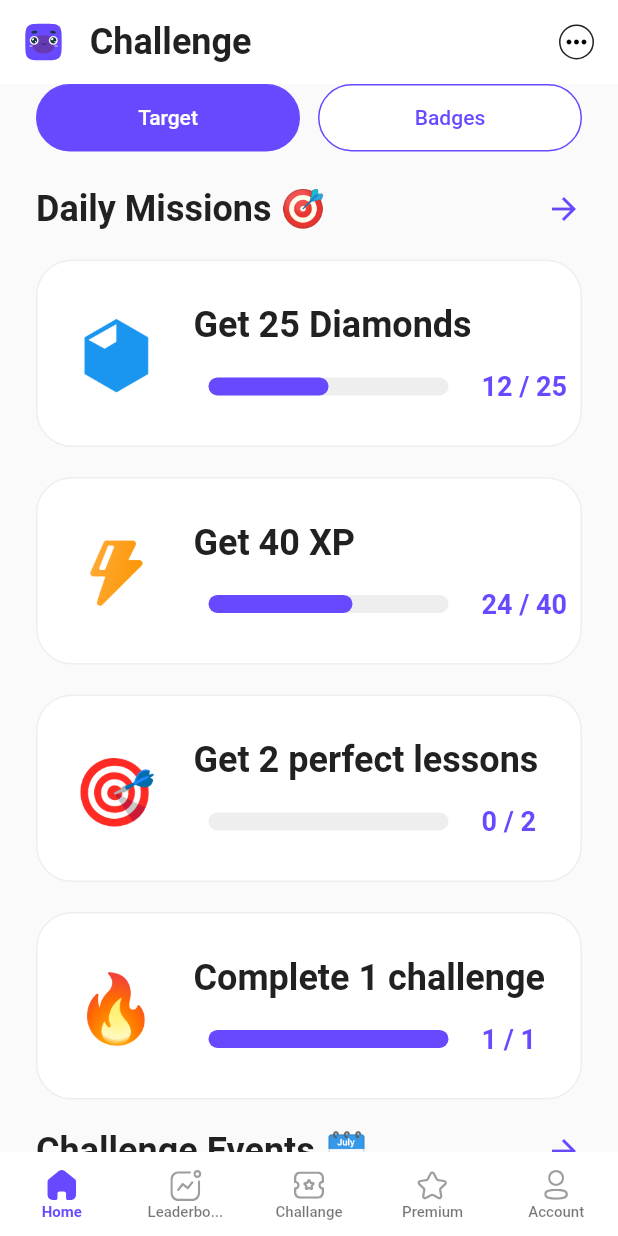
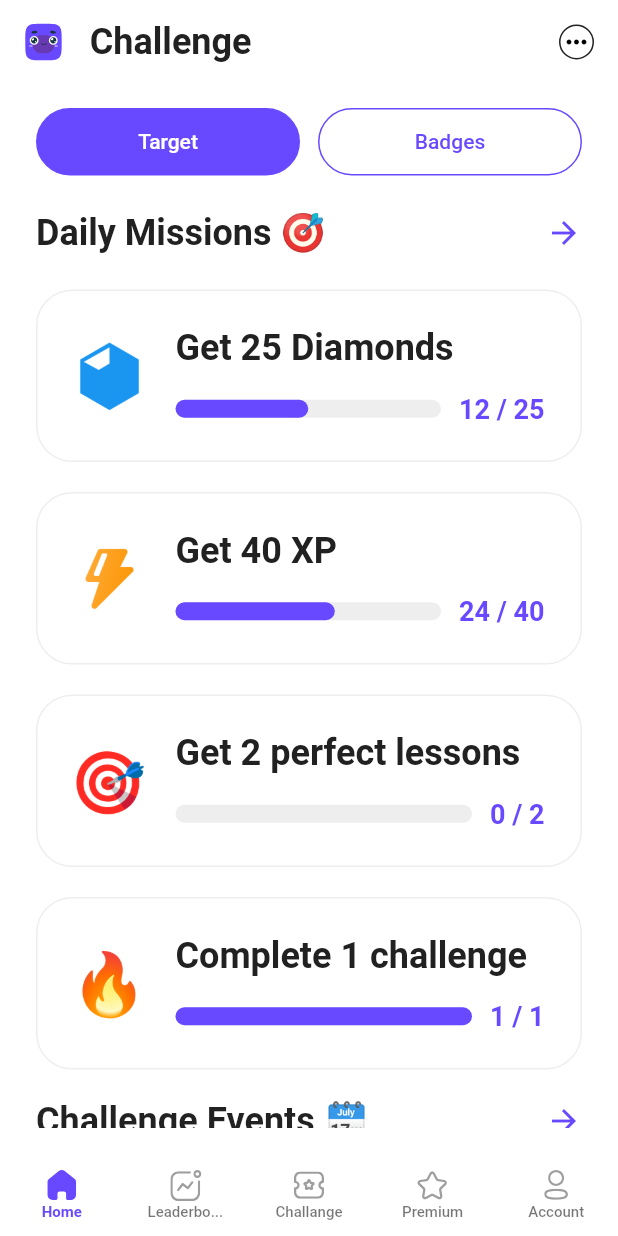
Before and after one commit to Sokhibjon18/lazy_english, a Flutter app: the ChallangePage screen opened by its route, on a phone screen of 412 x 824 dp. Run offline on Flutter 3.47's test engine with Material 2 defaults, Android fonts, the phone set to English and light mode, and no system bars; drawn by our look-alikes of percent_indicator; our stand-ins replace auto_size_text, carousel_slider, firebase_core, flutter_svg, flutter_tts, go_router and 2 more; accounts and stored records are empty; Roboto replaces fonts that are missing (Nunito).

Commit message:
little changes

```diff
--- /dev/null
+++ b/lib/core/my_app.dart
@@ -0,0 +1,15 @@
+import 'package:flutter/material.dart';
+import 'package:lazy_english/go_router/app_router.dart';
+
+class MyApp extends StatelessWidget {
+  const MyApp({super.key});
+
+  static final GlobalKey<NavigatorState> navigatorKey = GlobalKey<NavigatorState>();
+
+  @override
+  Widget build(BuildContext context) {
+    return MaterialApp.router(
+      routerConfig: getRouter(navigatorKey),
+    );
+  }
+}
--- a/lib/features/challange/pages/challange_page.dart
+++ b/lib/features/challange/pages/challange_page.dart
@@ -1,7 +1,7 @@
 import 'package:flutter/material.dart';
 import 'widgets/badges_tab/badges_button.dart';
 import 'widgets/challange_app_bar.dart';
-import 'widgets/target_tab/target.dart';
+import 'widgets/target_tab/target_tab.dart';
 
 class ChallangePage extends StatefulWidget {
   const ChallangePage({super.key});
@@ -15,6 +15,7 @@ class _ChallangePageState extends State<ChallangePage> {
   @override
   Widget build(BuildContext context) {
     return Scaffold(
+      backgroundColor: Colors.white,
       resizeToAvoidBottomInset: false,
       appBar: AppBar(
         backgroundColor: Colors.white,
@@ -23,7 +24,7 @@ class _ChallangePageState extends State<ChallangePage> {
         title: const ChallangeAppBar(),
       ),
       body: Padding(
-        padding: const EdgeInsets.symmetric(horizontal: 24),
+        padding: const EdgeInsets.symmetric(horizontal: 24, vertical: 16),
         child: SingleChildScrollView(
           physics: const BouncingScrollPhysics(),
           child: Column(
@@ -35,9 +36,8 @@ class _ChallangePageState extends State<ChallangePage> {
                     child: Container(
                       height: 45,
                       decoration: BoxDecoration(
-                          color: _selected == true
-                              ? const Color(0xFF6949FF)
-                              : const Color(0xFFFFFFFF),
+                          color:
+                              _selected == true ? const Color(0xFF6949FF) : const Color(0xFFFFFFFF),
                           border: Border.all(color: const Color(0xFF6949FF)),
                           borderRadius: BorderRadius.circular(100)),
                       child: TextButton(
@@ -86,7 +86,7 @@ class _ChallangePageState extends State<ChallangePage> {
                   ),
                 ],
               ),
-              _selected == true ? const TargetButton() : const BadgesButton(),
+              _selected == true ? const TargetTab() : const BadgesButton(),
             ],
           ),
         ),
--- a/lib/features/challange/pages/list_info.dart
+++ b/lib/features/challange/pages/list_info.dart
@@ -1,35 +1,35 @@
 class ListInfoTarget {
   String iconImageName;
-  String coins;
+  String missionName;
   String count;
-  double protsent;
+  double percent;
   ListInfoTarget(
       {required this.iconImageName,
-      required this.coins,
+      required this.missionName,
       required this.count,
-      required this.protsent});
+      required this.percent});
 }
 
 List<ListInfoTarget> infoList = [
   ListInfoTarget(
     iconImageName: 'assets/images/dimond.png',
-    coins: 'Get 25 Diamonds',
+    missionName: 'Get 25 Diamonds',
     count: '12 / 25',
-    protsent: 0.5,
+    percent: 0.5,
   ),
   ListInfoTarget(
       iconImageName: 'assets/images/lightning.png',
-      coins: 'Get 40 XP',
+      missionName: 'Get 40 XP',
       count: '24 / 40',
-      protsent: 0.6),
+      percent: 0.6),
   ListInfoTarget(
       iconImageName: 'assets/images/target.png',
-      coins: 'Get 2 perfect lessons',
+      missionName: 'Get 2 perfect lessons',
       count: '0 / 2',
-      protsent: 0),
+      percent: 0),
   ListInfoTarget(
       iconImageName: 'assets/images/fire.png',
-      coins: 'Complete 1 challenge',
+      missionName: 'Complete 1 challenge',
       count: '1 / 1',
-      protsent: 1)
+      percent: 1)
 ];
--- a/lib/features/challange/pages/widgets/target_tab/target.dart
+++ b/lib/features/challange/pages/widgets/target_tab/target_tab.dart
@@ -2,21 +2,21 @@ import 'package:flutter/material.dart';
 import 'target_widgets/target_challenge_list.dart';
 import 'target_widgets/target_list.dart';
 
-class TargetButton extends StatefulWidget {
-  const TargetButton({super.key});
+class TargetTab extends StatefulWidget {
+  const TargetTab({super.key});
 
   @override
-  State<TargetButton> createState() => _TargetButtonState();
+  State<TargetTab> createState() => _TargetTabState();
 }
 
-class _TargetButtonState extends State<TargetButton> {
+class _TargetTabState extends State<TargetTab> {
   @override
   Widget build(BuildContext context) {
     return SingleChildScrollView(
       child: Column(
         children: [
           Padding(
-            padding: const EdgeInsets.only(top: 24, bottom: 20),
+            padding: const EdgeInsets.symmetric(vertical: 24),
             child: Row(
               mainAxisAlignment: MainAxisAlignment.spaceBetween,
               children: const [
--- a/lib/features/challange/pages/widgets/target_tab/target_widgets/target_challenge_list.dart
+++ b/lib/features/challange/pages/widgets/target_tab/target_widgets/target_challenge_list.dart
@@ -87,8 +87,9 @@ class _TargetChallengeListState extends State<TargetChallengeList> {
                     child: Column(
                       children: [
                         LinearPercentIndicator(
-                          animationDuration: 1000,
+                          animationDuration: 400,
                           animation: true,
+                          padding: const EdgeInsets.all(0),
                           barRadius: const Radius.circular(100),
                           lineHeight: 16,
                           percent: targetChallengeInfo[index].protsent,
--- a/lib/features/challange/pages/widgets/target_tab/target_widgets/target_list.dart
+++ b/lib/features/challange/pages/widgets/target_tab/target_widgets/target_list.dart
@@ -18,44 +18,48 @@
       itemCount: infoList.length,
       itemBuilder: (context, index) {
         return Padding(
-            padding: const EdgeInsets.only(bottom: 20.0),
+          padding: const EdgeInsets.only(bottom: 20),
           child: Container(
             decoration: BoxDecoration(
               color: const Color(0xFFFFFFFF),
               borderRadius: BorderRadius.circular(24),
-                  border: Border.all(color: const Color(0xFFEEEEEE))),
+              border: Border.all(color: const Color(0xFFEEEEEE)),
+            ),
+            child: Padding(
+              padding: const EdgeInsets.symmetric(horizontal: 24, vertical: 24),
               child: Row(
                 children: [
-                  Padding(
-                    padding:
-                        const EdgeInsets.only(bottom: 34.13, top: 36.5, left: 26.5, right: 25.29),
-                    child: SizedBox(
-                        height: 52.37,
-                        width: 52.21,
-                        child: Image.asset(infoList[index].iconImageName)),
-                  ),
-                  Column(
+                  SizedBox(width: 48, child: Image.asset(infoList[index].iconImageName)),
+                  const SizedBox(width: 20),
+                  Expanded(
+                    child: Column(
                       crossAxisAlignment: CrossAxisAlignment.start,
                       children: [
                         Text(
-                        infoList[index].coins,
+                          infoList[index].missionName,
                           style: const TextStyle(
-                            color: Color(0xFF212121), fontSize: 24, fontWeight: FontWeight.w700),
+                            color: Color(0xFF212121),
+                            fontSize: 24,
+                            fontWeight: FontWeight.w700,
                           ),
-                      const SizedBox(height: 16.25),
+                          maxLines: 1,
+                          overflow: TextOverflow.ellipsis,
+                        ),
+                        const SizedBox(height: 16),
                         Row(
-                        mainAxisAlignment: MainAxisAlignment.spaceAround,
-                        crossAxisAlignment: CrossAxisAlignment.center,
+                          mainAxisAlignment: MainAxisAlignment.spaceBetween,
                           children: [
-                          LinearPercentIndicator(
-                            animationDuration: 1000,
+                            Expanded(
+                              child: LinearPercentIndicator(
+                                animationDuration: 400,
                                 animation: true,
                                 barRadius: const Radius.circular(100),
-                            width: 180,
                                 lineHeight: 12,
-                            percent: infoList[index].protsent,
+                                padding: const EdgeInsets.all(0),
+                                percent: infoList[index].percent,
                                 backgroundColor: const Color(0xFFEEEEEE),
                                 progressColor: const Color(0xFF6949FF),
+                              ),
                             ),
                             const SizedBox(width: 12),
                             Text(
@@ -63,16 +67,20 @@
                               style: const TextStyle(
                                 color: Color(0xFF6949FF),
                                 fontSize: 18,
-                                fontWeight: FontWeight.w700),
-                          )
-                        ],
+                                fontWeight: FontWeight.w700,
+                              ),
                             )
                           ],
                         )
                       ],
                     ),
+                  )
+                ],
+              ),
+            ),
           ),
         );
-        });
+      },
+    );
   }
 }
--- a/lib/features/splash/splash_page.dart
+++ b/lib/features/splash/splash_page.dart
@@ -11,8 +11,8 @@ class SplashPage extends StatefulWidget {
 class _SplashPageState extends State<SplashPage> {
   Future<void> goToWelcomePage() {
     return Future.delayed(
-      const Duration(milliseconds: 2500),
-      () => context.go('/splash/auth_welcome'),
+      const Duration(milliseconds: 200),
+      () => context.go('/challange/sentence_match_page'),
     );
   }
 
--- a/lib/go_router/app_router.dart
+++ b/lib/go_router/app_router.dart
@@ -17,10 +17,9 @@ import 'package:lazy_english/features/test_types/voice_match/pages/voice_match_p
 import 'package:lazy_english/go_router/bottom_navigation_bar.dart';
 
 final GlobalKey<NavigatorState> _rootNavigator = GlobalKey(debugLabel: 'root');
-final GlobalKey<NavigatorState> _shellNavigator =
-    GlobalKey(debugLabel: 'shell');
+final GlobalKey<NavigatorState> _shellNavigator = GlobalKey(debugLabel: 'shell');
 
-final GoRouter router = GoRouter(
+GoRouter getRouter(key) => GoRouter(
       debugLogDiagnostics: true,
       navigatorKey: _rootNavigator,
       initialLocation: '/splash',
@@ -87,26 +86,32 @@ final GoRouter router = GoRouter(
               routes: [
                 GoRoute(
                   path: 'quiz_king',
+                  parentNavigatorKey: _rootNavigator,
                   builder: (context, state) => const LoadingPage(),
                 ),
                 GoRoute(
                   path: 'sentence_match_page',
+                  parentNavigatorKey: _rootNavigator,
                   builder: (context, state) => const SentenceMatchPage(),
                 ),
                 GoRoute(
                   path: 'voice_match',
+                  parentNavigatorKey: _rootNavigator,
                   builder: (context, state) => const VoiceMatchPage(),
                 ),
                 GoRoute(
                   path: 'find_meaning',
+                  parentNavigatorKey: _rootNavigator,
                   builder: (context, state) => const FindMeaningOfSentance(),
                 ),
                 GoRoute(
                   path: 'match_words',
+                  parentNavigatorKey: _rootNavigator,
                   builder: (context, state) => const MatchWordPairPage(),
                 ),
                 GoRoute(
                   path: 'lesson_completed',
+                  parentNavigatorKey: _rootNavigator,
                   builder: (context, state) => const CompletedPage(),
                 ),
               ],
```
Also changed, not shown: lib/features/challange/pages/widgets/badges_tab/badges_list.dart (+12 -17 lines), lib/features/challange/pages/widgets/badget_tab/badget_button.dart (deleted, +0 -25 lines), lib/features/challange/pages/widgets/badget_tab/badget_list.dart (deleted, +0 -117 lines), lib/main.dart (+7 -13 lines). Lines whose indentation alone changed are shown as unchanged.
